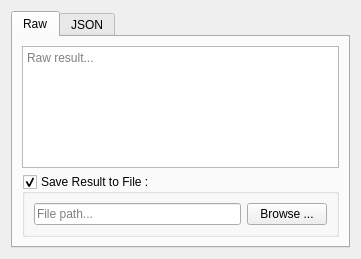
The window that RequestFlowApp/CoreView/ui/ViewerNodeUi.ui (fatehmtd/RequestFlow) describes before a commit, drawn with Qt 5.
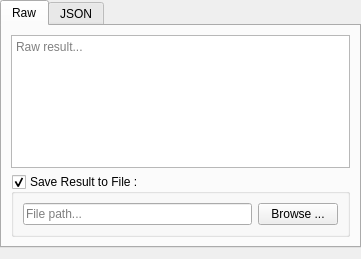
The same window after the commit. Icons and pictures are not drawn.

```diff
--- a/RequestFlowApp/CoreView/ui/ViewerNodeUi.ui
+++ b/RequestFlowApp/CoreView/ui/ViewerNodeUi.ui
@@ -14,6 +14,15 @@
    <string>Form</string>
   </property>
   <layout class="QGridLayout" name="gridLayout_4">
+   <property name="leftMargin">
+    <number>0</number>
+   </property>
+   <property name="topMargin">
+    <number>0</number>
+   </property>
+   <property name="rightMargin">
+    <number>0</number>
+   </property>
    <item row="0" column="0">
     <widget class="QTabWidget" name="tabWidget">
      <property name="tabPosition">
```
